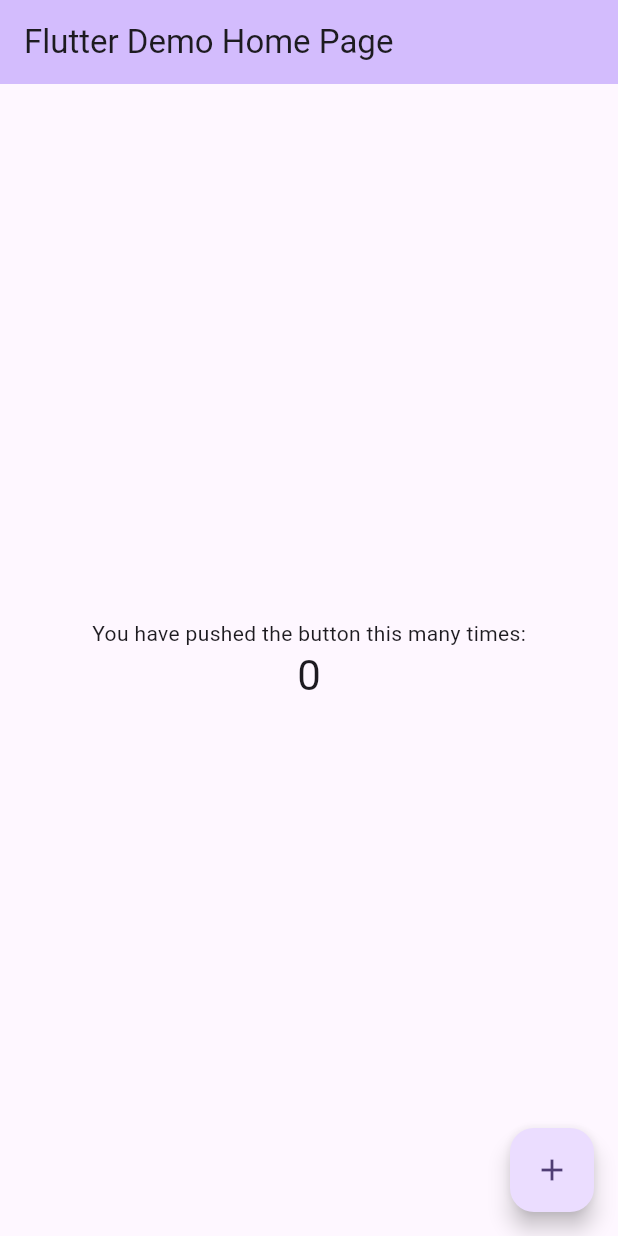
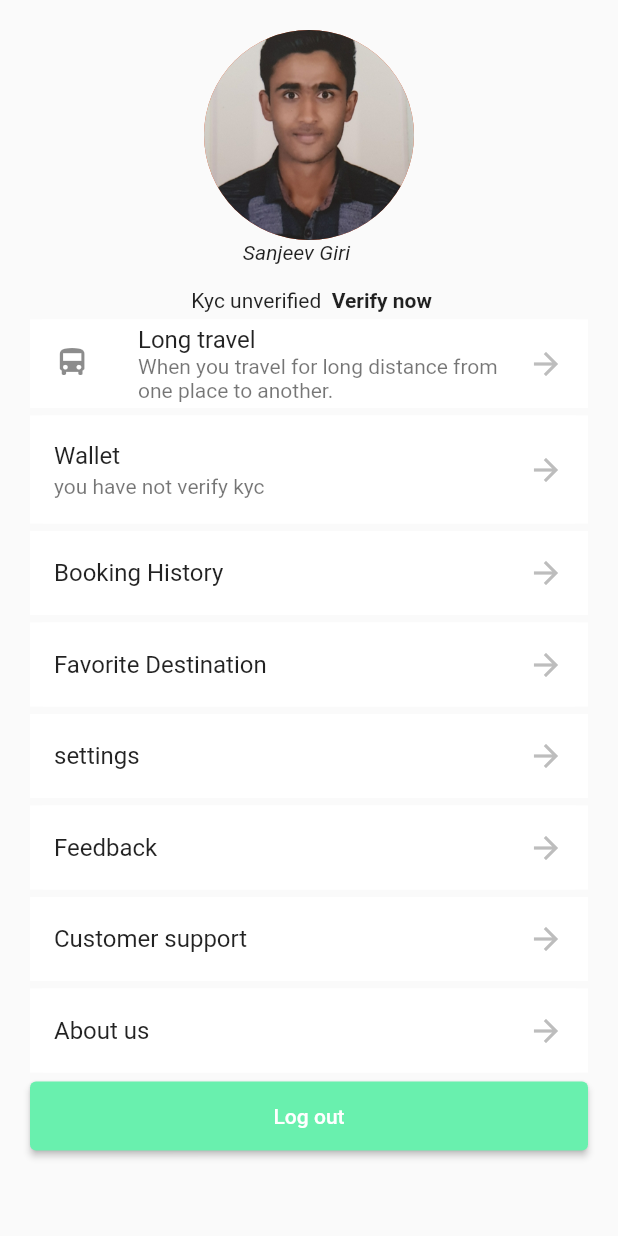
Before and after one commit to Samyk-s/website, a Flutter app: the screen it shows after launch, on a phone screen of 412 x 824 dp. Run offline on Flutter 3.47's test engine with Material 2 defaults, Android fonts, the phone set to English and light mode, and no system bars.

Commit message:
first commit

```diff
--- a/lib/main.dart
+++ b/lib/main.dart
@@ -1,125 +1,135 @@
+import 'package:flutter/cupertino.dart';
 import 'package:flutter/material.dart';
+import 'package:flutter/services.dart';
 
 void main() {
+  SystemChrome.setSystemUIOverlayStyle(const SystemUiOverlayStyle(
+    statusBarColor: Colors.transparent,
+    statusBarIconBrightness: Brightness.dark
+  ));
   runApp(const MyApp());
 }
 
 class MyApp extends StatelessWidget {
   const MyApp({super.key});
 
-  // This widget is the root of your application.
   @override
   Widget build(BuildContext context) {
     return MaterialApp(
+      debugShowCheckedModeBanner: false,
       title: 'Flutter Demo',
       theme: ThemeData(
-        // This is the theme of your application.
-        //
-        // TRY THIS: Try running your application with "flutter run". You'll see
-        // the application has a blue toolbar. Then, without quitting the app,
-        // try changing the seedColor in the colorScheme below to Colors.green
-        // and then invoke "hot reload" (save your changes or press the "hot
-        // reload" button in a Flutter-supported IDE, or press "r" if you used
-        // the command line to start the app).
-        //
-        // Notice that the counter didn't reset back to zero; the application
-        // state is not lost during the reload. To reset the state, use hot
-        // restart instead.
-        //
-        // This works for code too, not just values: Most code changes can be
-        // tested with just a hot reload.
-        colorScheme: ColorScheme.fromSeed(seedColor: Colors.deepPurple),
-        useMaterial3: true,
+        primarySwatch: Colors.deepOrange,
       ),
-      home: const MyHomePage(title: 'Flutter Demo Home Page'),
+      home: const ProfileScreen(),
     );
   }
 }
 
-class MyHomePage extends StatefulWidget {
-  const MyHomePage({super.key, required this.title});
-
-  // This widget is the home page of your application. It is stateful, meaning
-  // that it has a State object (defined below) that contains fields that affect
-  // how it looks.
-
-  // This class is the configuration for the state. It holds the values (in this
-  // case the title) provided by the parent (in this case the App widget) and
-  // used by the build method of the State. Fields in a Widget subclass are
-  // always marked "final".
-
-  final String title;
-
-  @override
-  State<MyHomePage> createState() => _MyHomePageState();
-}
-
-class _MyHomePageState extends State<MyHomePage> {
-  int _counter = 0;
-
-  void _incrementCounter() {
-    setState(() {
-      // This call to setState tells the Flutter framework that something has
-      // changed in this State, which causes it to rerun the build method below
-      // so that the display can reflect the updated values. If we changed
-      // _counter without calling setState(), then the build method would not be
-      // called again, and so nothing would appear to happen.
-      _counter++;
-    });
-  }
+class ProfileScreen extends StatelessWidget {
+  const ProfileScreen({Key? key}) : super(key: key);
 
   @override
   Widget build(BuildContext context) {
-    // This method is rerun every time setState is called, for instance as done
-    // by the _incrementCounter method above.
-    //
-    // The Flutter framework has been optimized to make rerunning build methods
-    // fast, so that you can just rebuild anything that needs updating rather
-    // than having to individually change instances of widgets.
     return Scaffold(
-      appBar: AppBar(
-        // TRY THIS: Try changing the color here to a specific color (to
-        // Colors.amber, perhaps?) and trigger a hot reload to see the AppBar
-        // change color while the other colors stay the same.
-        backgroundColor: Theme.of(context).colorScheme.inversePrimary,
-        // Here we take the value from the MyHomePage object that was created by
-        // the App.build method, and use it to set our appbar title.
-        title: Text(widget.title),
-      ),
-      body: Center(
-        // Center is a layout widget. It takes a single child and positions it
-        // in the middle of the parent.
+      body: Padding(
+        padding: const EdgeInsets.all(20),
         child: Column(
-          // Column is also a layout widget. It takes a list of children and
-          // arranges them vertically. By default, it sizes itself to fit its
-          // children horizontally, and tries to be as tall as its parent.
-          //
-          // Column has various properties to control how it sizes itself and
-          // how it positions its children. Here we use mainAxisAlignment to
-          // center the children vertically; the main axis here is the vertical
-          // axis because Columns are vertical (the cross axis would be
-          // horizontal).
-          //
-          // TRY THIS: Invoke "debug painting" (choose the "Toggle Debug Paint"
-          // action in the IDE, or press "p" in the console), to see the
-          // wireframe for each widget.
-          mainAxisAlignment: MainAxisAlignment.center,
-          children: <Widget>[
-            const Text(
-              'You have pushed the button this many times:',
+          children: [
+                        CircleAvatar(
+              radius: 70,
+              backgroundImage: AssetImage('assets/images/user.jpg'),
             ),
-            Text(
-              '$_counter',
-              style: Theme.of(context).textTheme.headlineMedium,
-            ),
+            const Text.rich(
+  TextSpan(
+   // default text style
+    children: <TextSpan>[
+      TextSpan(text: '           Sanjeev Giri\n', style: TextStyle(fontStyle: FontStyle.italic)),
+      TextSpan(text: '\n Kyc unverified  '),
+      TextSpan(text: 'Verify now', style: TextStyle(fontWeight: FontWeight.bold)),
+
+    ],
+  ),
+),
+            const SizedBox(height:5),
+            itemProfile1(CupertinoIcons.bus,'When you travel for long distance from one place to another.','Long travel'),
+
+            const SizedBox(height:5),
+            itemProfile2('Wallet', 'you have not verify kyc'),
+            const SizedBox(height:5),
+            itemProfile('Booking History'),
+           const SizedBox(height:5),
+             itemProfile('Favorite Destination'),
+             const SizedBox(height: 5),
+            itemProfile('settings'),
+            const SizedBox(height: 5),
+            itemProfile('Feedback'),
+            const SizedBox(height: 5),
+            itemProfile('Customer support'),
+            const SizedBox(height: 5),
+            itemProfile('About us'),
+            const SizedBox(height: 5),
+
+            SizedBox(
+              width: double.infinity,
+              child: ElevatedButton(
+                  onPressed: () {},
+                  style: ElevatedButton.styleFrom(
+                    backgroundColor: Colors.greenAccent,
+                    padding: const EdgeInsets.all(15),
+                  ),
+                  child: const Text('Log out')
+              ),
+            )
           ],
         ),
       ),
-      floatingActionButton: FloatingActionButton(
-        onPressed: _incrementCounter,
-        tooltip: 'Increment',
-        child: const Icon(Icons.add),
-      ), // This trailing comma makes auto-formatting nicer for build methods.
+    );
+  }
+
+  itemProfile(String title) {
+    return Container(
+      decoration: BoxDecoration(
+          color: Colors.white,
+          borderRadius: BorderRadius.circular(10),
+
+      ),
+      child: ListTile(
+        title: Text(title),
+         trailing: Icon(Icons.arrow_forward, color: Colors.grey.shade400),
+        tileColor: Colors.white,
+      ),
+    );
+  }
+ itemProfile1( IconData iconData, String subtitle,String title) {
+    return Container(
+      decoration: BoxDecoration(
+          color: Colors.white,
+          borderRadius: BorderRadius.circular(10),
+
+      ),
+      child: ListTile(
+        leading: Icon(iconData),
+        subtitle: Text(subtitle),
+         title: Text(title),
+        trailing: Icon(Icons.arrow_forward, color: Colors.grey.shade400),
+        tileColor: Colors.white,
+      ),
+    );
+  }
+itemProfile2(String title,String subtitle) {
+    return Container(
+      decoration: BoxDecoration(
+          color: Colors.white,
+          borderRadius: BorderRadius.circular(10),
+
+      ),
+      child: ListTile(
+         title: Text(title),
+        subtitle: Text(subtitle),
+        trailing: Icon(Icons.arrow_forward, color: Colors.grey.shade400),
+        tileColor: Colors.white,
+      ),
     );
   }
 }
--- a/pubspec.yaml
+++ b/pubspec.yaml
@@ -35,6 +35,7 @@ dependencies:
   # The following adds the Cupertino Icons font to your application.
   # Use with the CupertinoIcons class for iOS style icons.
   cupertino_icons: ^1.0.2
+  flutter_profile_picture: ^2.0.0
 
 dev_dependencies:
   flutter_test:
@@ -59,9 +60,8 @@ flutter:
   uses-material-design: true
 
   # To add assets to your application, add an assets section, like this:
-  # assets:
-  #   - images/a_dot_burr.jpeg
-  #   - images/a_dot_ham.jpeg
+  assets:
+   - assets/images/
 
   # An image asset can refer to one or more resolution-specific "variants", see
   # https://flutter.dev/assets-and-images/#resolution-aware
```
Also changed, not shown: assets/images/user.jpg (added), pubspec.lock.
